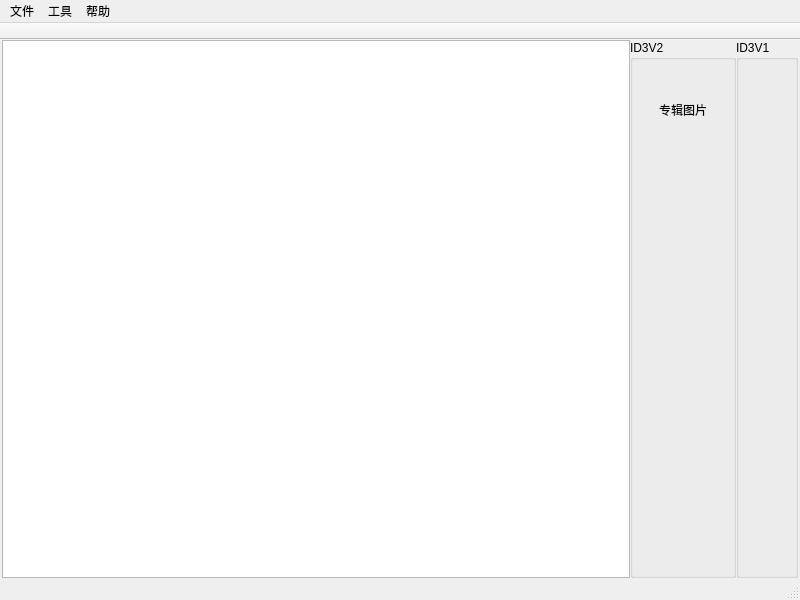
First picture: the form in mainwindow.ui, repository dmitryreaper/Mp3tagQt, before the edit.
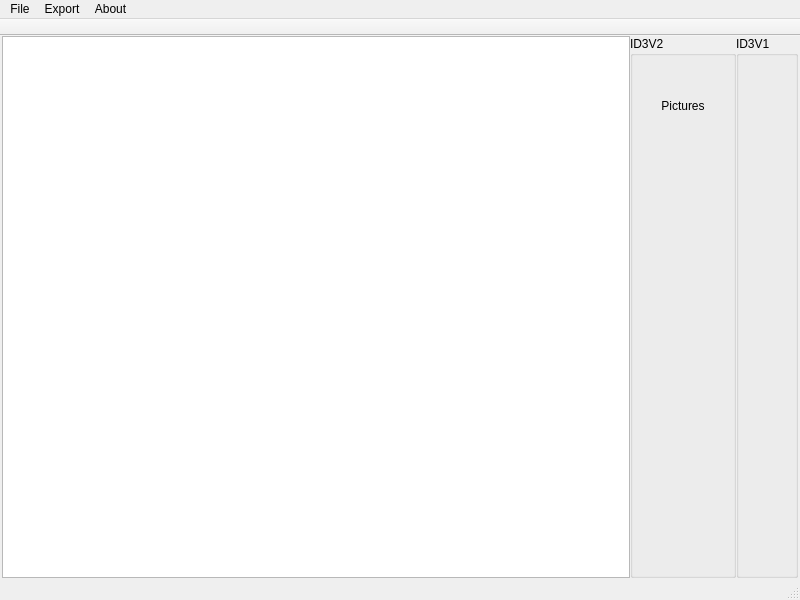
Second picture: the form after the edit. Icons and pictures are not drawn.

Diff of the .ui file:
```diff
--- a/mainwindow.ui
+++ b/mainwindow.ui
@@ -83,7 +83,7 @@
               <bool>true</bool>
              </property>
              <property name="text">
-              <string>专辑图片</string>
+              <string>Pictures</string>
              </property>
              <property name="alignment">
               <set>Qt::AlignCenter</set>
@@ -159,25 +159,25 @@
      <x>0</x>
      <y>0</y>
      <width>800</width>
-     <height>24</height>
+     <height>19</height>
     </rect>
    </property>
    <widget class="QMenu" name="menu">
     <property name="title">
-     <string>文件</string>
+     <string>File</string>
     </property>
     <addaction name="action_open"/>
     <addaction name="action_quit"/>
    </widget>
    <widget class="QMenu" name="menu_2">
     <property name="title">
-     <string>帮助</string>
+     <string>About</string>
     </property>
     <addaction name="action_about"/>
    </widget>
    <widget class="QMenu" name="menu_3">
     <property name="title">
-     <string>工具</string>
+     <string>Export</string>
     </property>
     <widget class="QMenu" name="menu_codecs">
      <property name="title">
```
Left out of the diff: 4 changed lines with no effect on the pictures.
